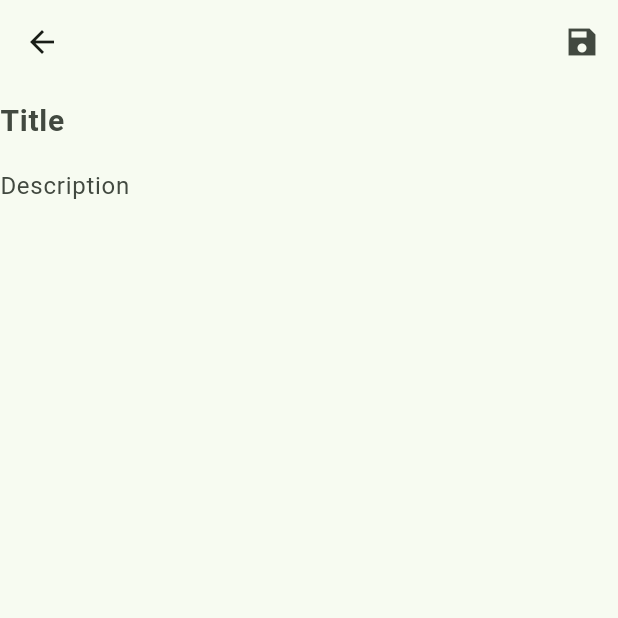
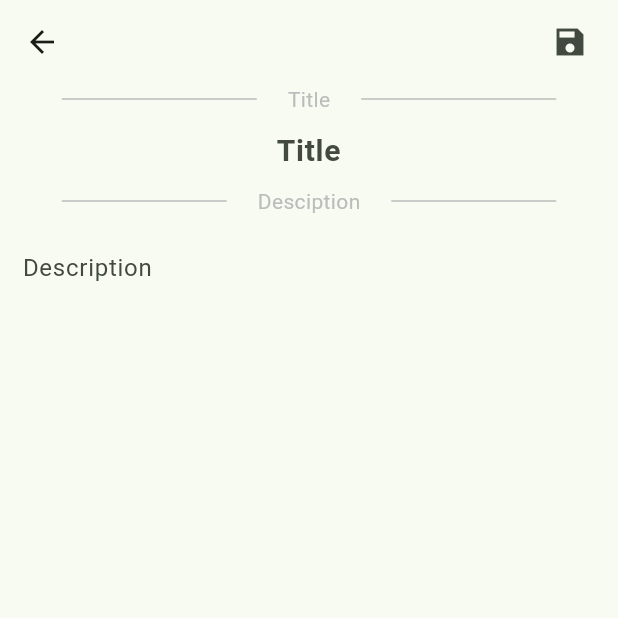
Before and after one commit to omarito47/todo_app, a Flutter app: the TodoItemPage screen opened directly, on a phone screen of 412 x 824 dp, the top half of it. Run offline on Flutter 3.47's test engine with Material 3 defaults, Android fonts, the phone set to English and light mode, and no system bars; our stand-ins replace fluttertoast, shared_preferences, sqflite; accounts and stored records are empty.

Commit message:
[update]27/02/2024 part2

```diff
--- /dev/null
+++ b/lib/global/widgets/divider_content.dart
@@ -0,0 +1,42 @@
+import 'package:flutter/material.dart';
+
+class DividerContent extends StatefulWidget {
+  String content;
+  DividerContent({super.key, required this.content});
+
+  @override
+  State<DividerContent> createState() => _DividerState();
+}
+
+class _DividerState extends State<DividerContent> {
+  @override
+  Widget build(BuildContext context) {
+    return Row(
+      children: [
+        SizedBox(
+          height: 20,
+        ),
+        Flexible(
+          child: Divider(
+            indent: MediaQuery.of(context).size.width * .1,
+            endIndent: MediaQuery.of(context).size.width * .05,
+            color: Color.fromARGB(255, 188, 188, 188),
+            height: 10,
+          ),
+        ),
+        Text(
+          "${widget.content}",
+          style: TextStyle(color: Color.fromARGB(255, 188, 188, 188)),
+        ),
+        Flexible(
+          child: Divider(
+            indent: MediaQuery.of(context).size.width * .05,
+            endIndent: MediaQuery.of(context).size.width * .1,
+            color: Color.fromARGB(255, 188, 188, 188),
+            height: 10,
+          ),
+        ),
+      ],
+    );
+  }
+}
--- a/lib/module/todo_item/widget/todo_item.dart
+++ b/lib/module/todo_item/widget/todo_item.dart
@@ -1,5 +1,8 @@
 import 'package:flutter/material.dart';
 import 'package:todo_app/global/global.dart';
+import 'package:todo_app/global/widgets/divider_content.dart';
+import 'package:todo_app/global/widgets/warningDialog.dart';
+import 'package:fluttertoast/fluttertoast.dart';
 
 class TodoItemPage extends StatefulWidget {
   final TodoItem? existingTodoItem;
@@ -39,55 +42,54 @@ class _TodoItemPageState extends State<TodoItemPage> {
         ? Scaffold(
             appBar: AppBar(
               actions: [
-                widget.existingTodoItem == null
-                    ? IconButton(
+                Padding(
+                  padding: const EdgeInsets.all(8.0),
+                  child: IconButton(
                     onPressed: () async {
-                          print("hello !");
                       final form = _formKey.currentState;
                       if (form != null && form.validate()) {
-                            todoItems = await TodoController().getTodoItems();
                         form.save();
+                        showDialog(
+                          context: context,
+                          builder: (BuildContext context) {
+                            return WarningDialog(
+                              onSave: () async {
                                 TodoController().addTodoItem(
                                     newTitle!, newDescription!, "", todoItems);
-                            Navigator.push(
+
+                                Navigator.of(context).pop();
+
+                                Navigator.pushReplacement(
                                     context,
                                     MaterialPageRoute(
-                                  builder: (context) => const TodoListPage(),
+                                      builder: (context) =>
+                                          const TodoListPage(),
                                     ));
+                                // Close the dialog
+                              },
+                            );
+                          },
+                        );
                       }
                     },
-                        icon: const Icon(Icons.save_sharp))
-                    : IconButton(
-                        onPressed: () async {
-                          print("hello !");
-                          final form = _formKey.currentState;
-                          if (form != null && form.validate()) {
-                            todoItems = await TodoController().getTodoItems();
-                            form.save();
-                            TodoController().editTodoItem(
-                                widget.existingTodoItem!,
-                                newTitle!,
-                                newDescription!,
-                                "");
-                            Navigator.push(
-                                context,
-                                MaterialPageRoute(
-                                  builder: (context) => const TodoListPage(),
-                                ));
-                          }
-                        },
-                        icon: const Icon(Icons.save_sharp))
+                    icon: const Icon(Icons.save_sharp),
+                  ),
+                )
               ],
             ),
             body: SingleChildScrollView(
               child: Form(
                 key: _formKey,
                 child: Column(children: [
+                  DividerContent(content: "Title"),
                   TextFormField(
                     style: const TextStyle(
-                        fontSize: 20, fontWeight: FontWeight.bold),
+                      fontSize: 20,
+                      fontWeight: FontWeight.bold,
+                    ),
                     maxLines: 1,
                     controller: titleController,
+                    textAlign: TextAlign.center,
                     decoration: const InputDecoration(
                       border: InputBorder.none,
                       hintText: 'Title',
@@ -102,20 +104,20 @@ class _TodoItemPageState extends State<TodoItemPage> {
                       newTitle = value;
                     },
                   ),
-                  TextFormField(
+                  DividerContent(content: "Desciption"),
+                  Padding(
+                    padding: const EdgeInsets.all(15.0),
+                    child: TextFormField(
                       maxLines: 30, // <-- SEE HERE
                       minLines: 30, // <-- SEE HERE
                       controller: descriptionController,
-                    decoration: const InputDecoration(hintText: 'Description', border: InputBorder.none,),
-                    validator: (value) {
-                      if (value == null || value.isEmpty) {
-                        return 'Please enter a description';
-                      }
-                      return null;
-                    },
+                      decoration: const InputDecoration(
+                          border: InputBorder.none, hintText: 'Description'),
+
                       onSaved: (value) {
                         newDescription = value;
                       },
+                    ),
                   ),
                 ]),
               ),
@@ -123,34 +125,58 @@ class _TodoItemPageState extends State<TodoItemPage> {
         : Scaffold(
             appBar: AppBar(
               actions: [
-                IconButton(
+                Padding(
+                  padding: const EdgeInsets.all(8.0),
+                  child: IconButton(
                     onPressed: () async {
-                      print("hello !");
+                      showDialog(
+                        context: context,
+                        builder: (BuildContext context) {
+                          return WarningDialog(
+                            onSave: () async {
                               final form = _formKey.currentState;
                               if (form != null && form.validate()) {
-                        todoItems = await TodoController().getTodoItems();
+                                todoItems =
+                                    await TodoController().getTodoItems();
                                 form.save();
-                        TodoController().editTodoItem(widget.existingTodoItem!,
-                            newTitle!, newDescription!, "");
-                        Navigator.push(
+                                TodoController().editTodoItem(
+                                  widget.existingTodoItem!,
+                                  newTitle!,
+                                  newDescription!,
+                                  "",
+                                );
+                              }
+                              Navigator.of(context).pop();
+
+                              Navigator.pushReplacement(
                                   context,
                                   MaterialPageRoute(
-                              builder: (context) => TodoListPage(),
+                                    builder: (context) => const TodoListPage(),
                                   ));
-                      }
+                              // Close the dialog
                             },
-                    icon: const Icon(Icons.save_sharp))
+                          );
+                        },
+                      );
+                    },
+                    icon: const Icon(Icons.save_sharp),
+                  ),
+                )
               ],
             ),
             body: SingleChildScrollView(
               child: Form(
                 key: _formKey,
                 child: Column(children: [
+                  DividerContent(content: "Title"),
                   TextFormField(
                     style: const TextStyle(
-                        fontSize: 20, fontWeight: FontWeight.bold),
+                      fontSize: 20,
+                      fontWeight: FontWeight.bold,
+                    ),
                     maxLines: 1,
                     controller: titleController,
+                    textAlign: TextAlign.center,
                     decoration: const InputDecoration(
                       border: InputBorder.none,
                       hintText: 'Title',
@@ -165,11 +191,15 @@ class _TodoItemPageState extends State<TodoItemPage> {
                       newTitle = value;
                     },
                   ),
-                  TextFormField(
+                  DividerContent(content: "Desciption"),
+                  Padding(
+                    padding: const EdgeInsets.all(15.0),
+                    child: TextFormField(
                       maxLines: 30, // <-- SEE HERE
                       minLines: 30, // <-- SEE HERE
                       controller: descriptionController,
-                    decoration: const InputDecoration( border: InputBorder.none,hintText: 'Description'),
+                      decoration: const InputDecoration(
+                          border: InputBorder.none, hintText: 'Description'),
                       validator: (value) {
                         if (value == null || value.isEmpty) {
                           return 'Please enter a description';
@@ -180,8 +210,12 @@ class _TodoItemPageState extends State<TodoItemPage> {
                         newDescription = value;
                       },
                     ),
+                  ),
                 ]),
               ),
             ));
   }
 }
+
+
+//divider widget
--- a/pubspec.yaml
+++ b/pubspec.yaml
@@ -41,6 +41,7 @@ dependencies:
   shared_preferences: ^2.2.2
   provider: ^6.1.1
   palette_generator: ^0.3.3+3
+  fluttertoast: ^8.2.4
 
 dev_dependencies:
   flutter_test:
```
Also changed, not shown: lib/global/widgets/warningDialog.dart (added, +27 -0 lines), lib/module/todo_list/widgets/todo_list_page.dart (+129 -84 lines), pubspec.lock, 1 other file. Lines whose indentation alone changed are shown as unchanged.
